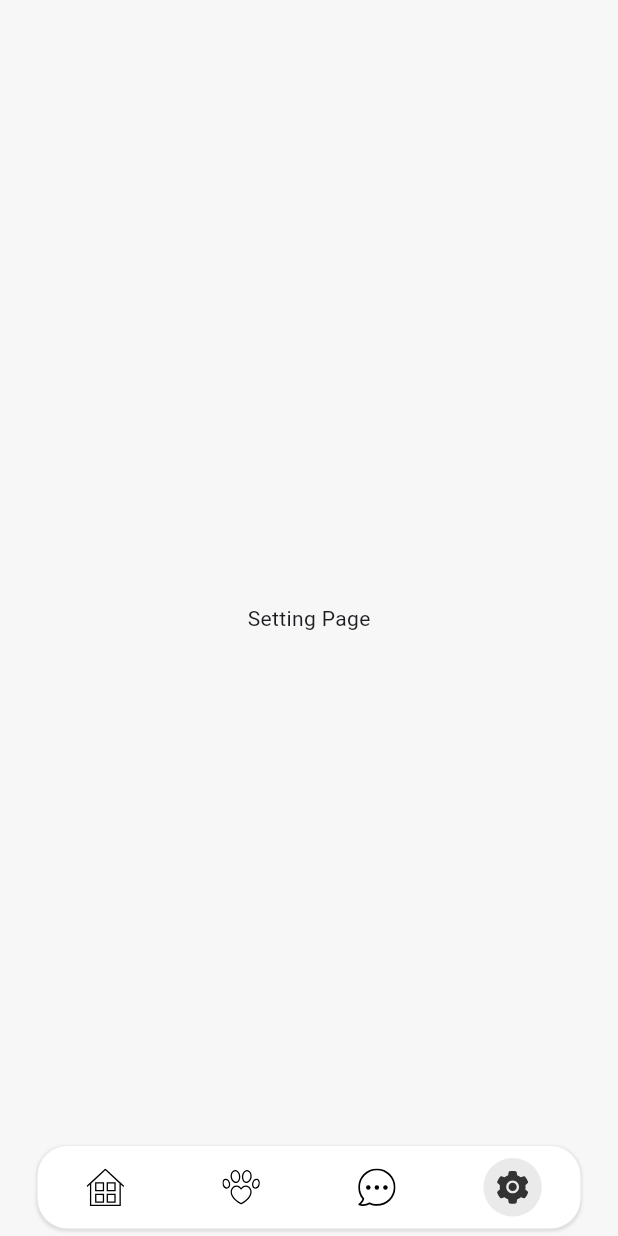
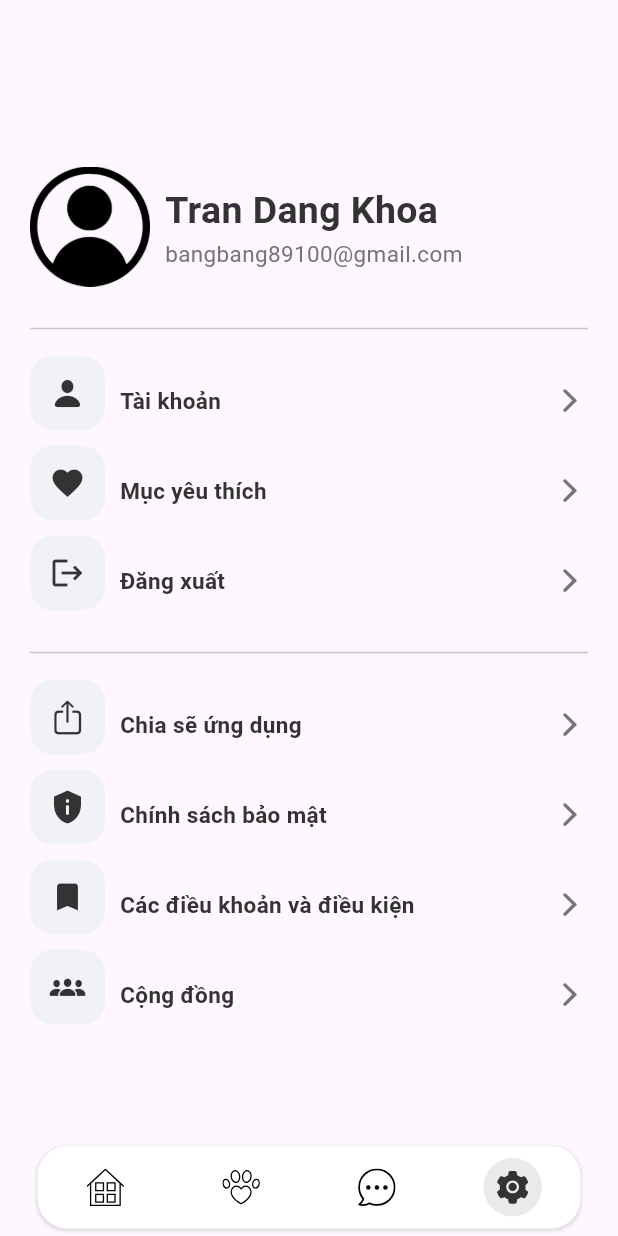
Before and after one commit to TranDangKhoaID/pet_adoption, a Flutter app: the screen it shows after launch, item 4 of the bottom bar chosen, on a phone screen of 412 x 824 dp. Run offline on Flutter 3.47's test engine with Material 3 defaults, Android fonts, the phone set to English and light mode, and no system bars; our stand-ins replace badges, cached_network_image, carousel_slider, cloud_firestore, firebase_core, flutter_svg and 3 more; accounts and stored records are empty; network calls fail.

Commit message:
add setting UI

```diff
--- /dev/null
+++ b/lib/constants/constants.dart
@@ -0,0 +1,10 @@
+import 'package:flutter/material.dart';
+
+const kprimaryColor = Color(0xff212C42);
+const ksecondryColor = Color(0xff9CA2FF);
+const ksecondryLightColor = Color(0xffEDEFFE);
+const klightContentColor = Color(0xffF1F2F7);
+
+const double kbigFontSize = 25;
+const double knormalFontSize = 18;
+const double ksmallFontSize = 15;
--- a/lib/screens/home.dart
+++ b/lib/screens/home.dart
@@ -1,23 +1,18 @@
 import 'package:carousel_slider/carousel_slider.dart';
 import 'package:cloud_firestore/cloud_firestore.dart';
-import 'package:firebase_database/firebase_database.dart';
-import 'package:firebase_database/ui/firebase_animated_list.dart';
 import 'package:flutter/material.dart';
 import 'package:gap/gap.dart';
 import 'package:get/get.dart';
-
 import 'package:pet_adoption/controllers/pet_controller.dart';
 import 'package:pet_adoption/model/category_model.dart';
 import 'package:pet_adoption/model/pet_model.dart';
 import 'package:pet_adoption/theme/color.dart';
-
 import 'package:pet_adoption/widgets/category_item.dart';
-import 'package:pet_adoption/widgets/custom_textbox.dart';
 import 'package:pet_adoption/widgets/notification_box.dart';
 import 'package:pet_adoption/widgets/pet_item.dart';
 
 class HomePage extends StatefulWidget {
-  const HomePage({Key? key}) : super(key: key);
+  const HomePage({super.key});
 
   @override
   _HomePageState createState() => _HomePageState();
--- /dev/null
+++ b/lib/screens/pet_page.dart
@@ -0,0 +1,19 @@
+import 'package:flutter/material.dart';
+
+class PetPage extends StatefulWidget {
+  const PetPage({super.key});
+
+  @override
+  State<PetPage> createState() => _PetPageState();
+}
+
+class _PetPageState extends State<PetPage> {
+  @override
+  Widget build(BuildContext context) {
+    return Scaffold(
+      body: Center(
+        child: Text('Your Pet'),
+      ),
+    );
+  }
+}
--- a/lib/screens/root_app.dart
+++ b/lib/screens/root_app.dart
@@ -1,6 +1,8 @@
 import 'package:flutter/material.dart';
 import 'package:pet_adoption/screens/chat.dart';
 import 'package:pet_adoption/screens/home.dart';
+import 'package:pet_adoption/screens/pet_page.dart';
+import 'package:pet_adoption/screens/setting/setting_page.dart';
 import 'package:pet_adoption/theme/color.dart';
 import 'package:pet_adoption/utils/constant.dart';
 import 'package:pet_adoption/widgets/bottombar_item.dart';
@@ -23,11 +25,7 @@ class _RootAppState extends State<RootApp> with TickerProviderStateMixin {
     {
       "icon": "assets/icons/pet-border.svg",
       "active_icon": "assets/icons/pet.svg",
-      "page": Container(
-        child: Center(
-          child: Text("Pet Page"),
-        ),
-      ),
+      "page": PetPage(),
     },
     {
       "icon": "assets/icons/chat-border.svg",
@@ -37,11 +35,7 @@ class _RootAppState extends State<RootApp> with TickerProviderStateMixin {
     {
       "icon": "assets/icons/setting-border.svg",
       "active_icon": "assets/icons/setting.svg",
-      "page": Container(
-        child: Center(
-          child: Text("Setting Page"),
-        ),
-      ),
+      "page": SettingPage(),
     },
   ];
 
--- /dev/null
+++ b/lib/screens/setting/component/avatar_card.dart
@@ -0,0 +1,44 @@
+import 'package:flutter/material.dart';
+import 'package:pet_adoption/constants/constants.dart';
+import 'package:pet_adoption/theme/color.dart';
+
+class AvatarCard extends StatelessWidget {
+  const AvatarCard({
+    super.key,
+  });
+
+  @override
+  Widget build(BuildContext context) {
+    return Row(
+      children: [
+        Image.asset(
+          "assets/images/avatar.png",
+          width: 80,
+          height: 80,
+        ),
+        const SizedBox(width: 10),
+        Column(
+          crossAxisAlignment: CrossAxisAlignment.start,
+          mainAxisAlignment: MainAxisAlignment.spaceBetween,
+          children: [
+            const Text(
+              "Tran Dang Khoa",
+              style: TextStyle(
+                fontSize: kbigFontSize,
+                fontWeight: FontWeight.bold,
+                color: AppColor.primary,
+              ),
+            ),
+            Text(
+              "bangbang89100@gmail.com",
+              style: TextStyle(
+                fontSize: ksmallFontSize,
+                color: Colors.grey.shade600,
+              ),
+            )
+          ],
+        )
+      ],
+    );
+  }
+}
--- /dev/null
+++ b/lib/screens/setting/component/setting_tile.dart
@@ -0,0 +1,54 @@
+import 'package:flutter/cupertino.dart';
+import 'package:flutter/material.dart';
+import 'package:flutter/widgets.dart';
+import 'package:pet_adoption/constants/constants.dart';
+import 'package:pet_adoption/theme/color.dart';
+
+class SettingTile extends StatelessWidget {
+  final String title;
+  final IconData icon;
+  final void Function()? onTap;
+  const SettingTile({
+    super.key,
+    this.onTap,
+    required this.title,
+    required this.icon,
+  });
+
+  @override
+  Widget build(BuildContext context) {
+    return GestureDetector(
+      onTap: onTap,
+      child: Row(
+        children: [
+          Container(
+            height: 50,
+            width: 50,
+            margin: const EdgeInsets.only(bottom: 10),
+            decoration: BoxDecoration(
+              color: AppColor.klightContentColor,
+              borderRadius: BorderRadius.circular(15),
+            ),
+            child: Icon(icon, color: AppColor.primary),
+          ),
+          const SizedBox(width: 10),
+          Expanded(
+            child: Text(
+              title,
+              overflow: TextOverflow.ellipsis,
+              style: const TextStyle(
+                color: AppColor.primary,
+                fontSize: ksmallFontSize,
+                fontWeight: FontWeight.bold,
+              ),
+            ),
+          ),
+          Icon(
+            CupertinoIcons.chevron_forward,
+            color: Colors.grey.shade600,
+          ),
+        ],
+      ),
+    );
+  }
+}
--- /dev/null
+++ b/lib/screens/setting/component/support_card.dart
@@ -0,0 +1,40 @@
+import 'package:flutter/material.dart';
+import 'package:pet_adoption/constants/constants.dart';
+import 'package:pet_adoption/theme/color.dart';
+
+class SupportCard extends StatelessWidget {
+  const SupportCard({
+    super.key,
+  });
+
+  @override
+  Widget build(BuildContext context) {
+    return Container(
+      width: double.infinity,
+      height: 100,
+      decoration: BoxDecoration(
+        color: AppColor.secondary,
+        borderRadius: BorderRadius.circular(20),
+      ),
+      child: Row(
+        mainAxisAlignment: MainAxisAlignment.spaceEvenly,
+        children: const [
+          Icon(
+            Icons.support_agent,
+            size: 50,
+            color: AppColor.secondary,
+          ),
+          SizedBox(width: 10),
+          Text(
+            "Feel Free to Ask, We Ready to Help",
+            style: TextStyle(
+              fontSize: ksmallFontSize,
+              color: AppColor.secondary,
+              fontWeight: FontWeight.bold,
+            ),
+          )
+        ],
+      ),
+    );
+  }
+}
--- /dev/null
+++ b/lib/screens/setting/setting_page.dart
@@ -0,0 +1,73 @@
+import 'package:flutter/cupertino.dart';
+import 'package:flutter/material.dart';
+
+import 'package:pet_adoption/screens/setting/component/avatar_card.dart';
+import 'package:pet_adoption/screens/setting/component/setting_tile.dart';
+import 'package:pet_adoption/screens/setting/component/support_card.dart';
+
+class SettingPage extends StatefulWidget {
+  const SettingPage({super.key});
+
+  @override
+  State<SettingPage> createState() => _SettingPageState();
+}
+
+class _SettingPageState extends State<SettingPage> {
+  @override
+  Widget build(BuildContext context) {
+    return Scaffold(
+      body: Padding(
+        padding: const EdgeInsets.symmetric(vertical: 25, horizontal: 20),
+        child: Center(
+          child: SingleChildScrollView(
+            child: Column(
+              crossAxisAlignment: CrossAxisAlignment.start,
+              mainAxisAlignment: MainAxisAlignment.center,
+              children: [
+                const AvatarCard(),
+                const SizedBox(height: 20),
+                const Divider(),
+                const SizedBox(height: 10),
+                Column(
+                  children: [
+                    SettingTile(
+                      title: "Tài khoản",
+                      icon: CupertinoIcons.person_fill,
+                    ),
+                    SettingTile(title: "Mục yêu thích", icon: Icons.favorite),
+                    SettingTile(title: "Đăng xuất", icon: Icons.logout),
+                  ],
+                ),
+                const SizedBox(height: 10),
+                const Divider(),
+                const SizedBox(height: 10),
+                Column(
+                  children: [
+                    SettingTile(
+                      title: "Chia sẽ ứng dụng",
+                      icon: CupertinoIcons.share,
+                    ),
+                    SettingTile(
+                      title: "Chính sách bảo mật",
+                      icon: Icons.privacy_tip,
+                    ),
+                    SettingTile(
+                      title: "Các điều khoản và điều kiện",
+                      icon: Icons.bookmark,
+                    ),
+                    SettingTile(
+                      title: "Cộng đồng",
+                      icon: CupertinoIcons.person_3_fill,
+                    ),
+                  ],
+                ),
+                const SizedBox(height: 20),
+                //const SupportCard()
+              ],
+            ),
+          ),
+        ),
+      ),
+    );
+  }
+}
--- a/lib/theme/color.dart
+++ b/lib/theme/color.dart
@@ -3,6 +3,7 @@ import 'package:flutter/material.dart';
 class AppColor {
   static const primary = Color(0xFF333333);
   static const secondary = Color(0xFFe96561);
+  static const klightContentColor = Color(0xffF1F2F7);
 
   static const darker = Color(0xFF3E4249);
   static const cardColor = Colors.white;
--- a/pubspec.yaml
+++ b/pubspec.yaml
@@ -47,7 +47,6 @@ dependencies:
   firebase_database: ^10.4.9
   cloud_firestore: ^4.15.8
   get: ^4.6.6
-  geolocator: ^11.0.0
 
 dev_dependencies:
   flutter_test:
@@ -71,6 +70,7 @@ flutter:
 
   assets:
     - assets/icons/
+    - assets/images/
 
   # To add custom fonts to your application, add a fonts section here,
   # in this "flutter" section. Each entry in this list should have a
```
Also changed, not shown: assets/images/avatar.png (added), pubspec.lock, 5 other files.
